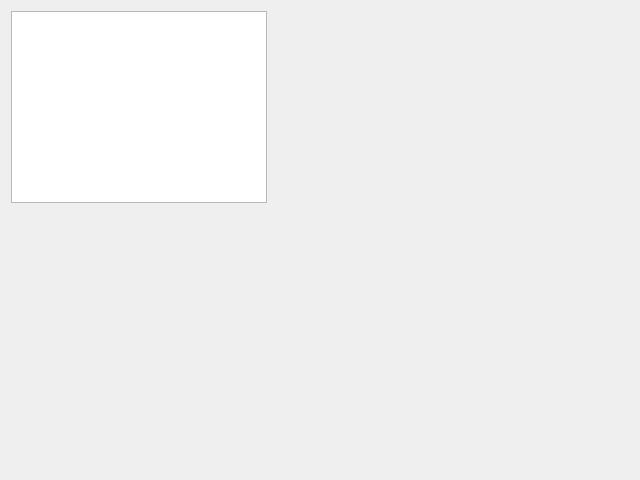
dkz051/chess, file frmmain.ui: the form before one commit.
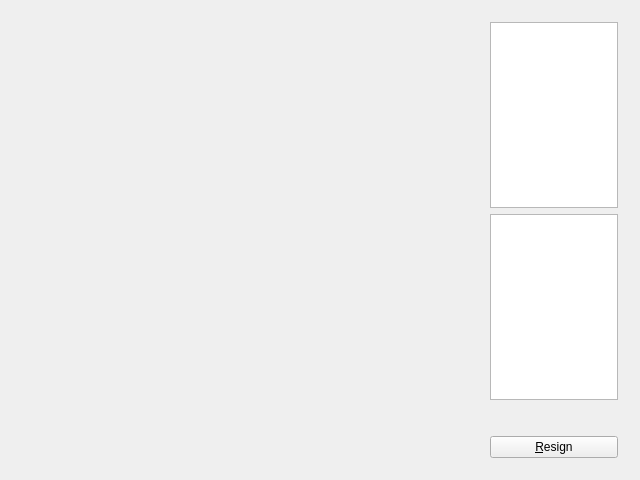
The form after the commit.

Commit message: Resign & capture

```diff
--- a/frmmain.ui
+++ b/frmmain.ui
@@ -28,19 +28,65 @@
    <locale language="English" country="UnitedStates"/>
   </property>
   <widget class="QWidget" name="centralWidget">
-   <layout class="QHBoxLayout" name="horizontalLayout" stretch="0">
+   <layout class="QHBoxLayout" name="horizontalLayout" stretch="0,0">
     <item>
-     <widget class="QWidget" name="canvas" native="true">
-      <widget class="QTextBrowser" name="txtBuffer">
-       <property name="geometry">
-        <rect>
-         <x>0</x>
-         <y>0</y>
-         <width>256</width>
-         <height>192</height>
-        </rect>
-       </property>
-      </widget>
+     <widget class="QWidget" name="canvas" native="true"/>
+    </item>
+    <item>
+     <widget class="QWidget" name="widget" native="true">
+      <property name="minimumSize">
+       <size>
+        <width>0</width>
+        <height>0</height>
+       </size>
+      </property>
+      <property name="maximumSize">
+       <size>
+        <width>150</width>
+        <height>16777215</height>
+       </size>
+      </property>
+      <layout class="QGridLayout" name="gridLayout">
+       <item row="0" column="1">
+        <widget class="QTableView" name="lstRecord">
+         <property name="editTriggers">
+          <set>QAbstractItemView::NoEditTriggers</set>
+         </property>
+         <property name="alternatingRowColors">
+          <bool>true</bool>
+         </property>
+         <attribute name="horizontalHeaderVisible">
+          <bool>false</bool>
+         </attribute>
+         <attribute name="verticalHeaderVisible">
+          <bool>false</bool>
+         </attribute>
+        </widget>
+       </item>
+       <item row="3" column="1">
+        <widget class="QPushButton" name="btnResign">
+         <property name="text">
+          <string>&amp;Resign</string>
+         </property>
+        </widget>
+       </item>
+       <item row="2" column="1">
+        <spacer name="verticalSpacer">
+         <property name="orientation">
+          <enum>Qt::Vertical</enum>
+         </property>
+         <property name="sizeHint" stdset="0">
+          <size>
+           <width>20</width>
+           <height>36</height>
+          </size>
+         </property>
+        </spacer>
+       </item>
+       <item row="1" column="1">
+        <widget class="QTextBrowser" name="txtCommands"/>
+       </item>
+      </layout>
      </widget>
     </item>
    </layout>
```
The commit also changes 9 other files.
